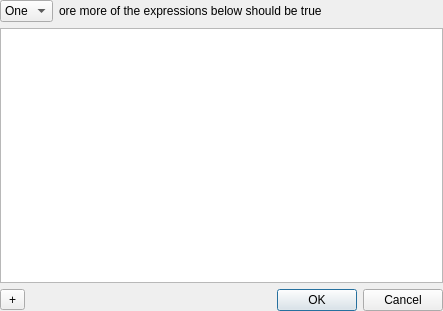
This is FWAdminLib/Expressions/ExpressionEditorWidget.ui in fw-dev/translations as Qt 5 draws it before an edit. The edited form follows.
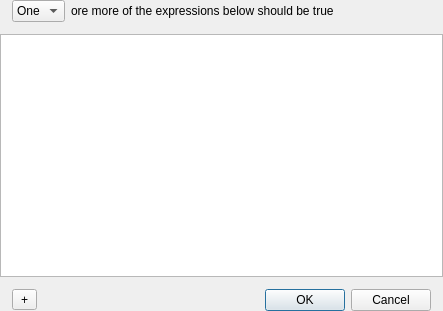
This is the edited form. Custom widgets are drawn as their Qt base class.

What changed in the file:
```diff
--- a/FWAdminLib/Expressions/ExpressionEditorWidget.ui
+++ b/FWAdminLib/Expressions/ExpressionEditorWidget.ui
@@ -23,11 +23,26 @@
    <property name="sizeConstraint">
     <enum>QLayout::SetNoConstraint</enum>
    </property>
+   <property name="verticalSpacing">
+    <number>0</number>
+   </property>
    <property name="margin">
     <number>0</number>
    </property>
    <item row="0" column="0">
     <layout class="QHBoxLayout" name="horizontalLayout_2">
+     <property name="spacing">
+      <number>6</number>
+     </property>
+     <property name="leftMargin">
+      <number>12</number>
+     </property>
+     <property name="rightMargin">
+      <number>12</number>
+     </property>
+     <property name="bottomMargin">
+      <number>12</number>
+     </property>
      <item>
       <widget class="QComboBox" name="topLevelLogicalComboBox">
        <item>
@@ -56,7 +71,7 @@
        </property>
        <property name="sizeHint" stdset="0">
         <size>
-         <width>40</width>
+         <width>0</width>
          <height>20</height>
         </size>
        </property>
@@ -65,7 +80,10 @@
     </layout>
    </item>
    <item row="1" column="0">
-    <widget class="StyledListView" name="treeView">
+    <widget class="StyledTreeView" name="treeView">
+     <property name="frameShape">
+      <enum>QFrame::StyledPanel</enum>
+     </property>
      <property name="dragEnabled">
       <bool>true</bool>
      </property>
@@ -81,10 +99,22 @@
      <property name="selectionMode">
       <enum>QAbstractItemView::NoSelection</enum>
      </property>
+     <property name="headerHidden">
+      <bool>true</bool>
+     </property>
     </widget>
    </item>
    <item row="2" column="0">
     <layout class="QHBoxLayout" name="horizontalLayout">
+     <property name="leftMargin">
+      <number>12</number>
+     </property>
+     <property name="topMargin">
+      <number>12</number>
+     </property>
+     <property name="rightMargin">
+      <number>12</number>
+     </property>
      <item>
       <widget class="QToolButton" name="addExpression">
        <property name="minimumSize">
@@ -124,9 +154,9 @@
  </widget>
  <customwidgets>
   <customwidget>
-   <class>StyledListView</class>
+   <class>StyledTreeView</class>
    <extends>QTreeView</extends>
-   <header>FileWaveGuiLib/styledlistview/styledlistview.h</header>
+   <header>FileWaveGuiLib/styledviews/styledtreeview.h</header>
   </customwidget>
  </customwidgets>
  <tabstops>
```
